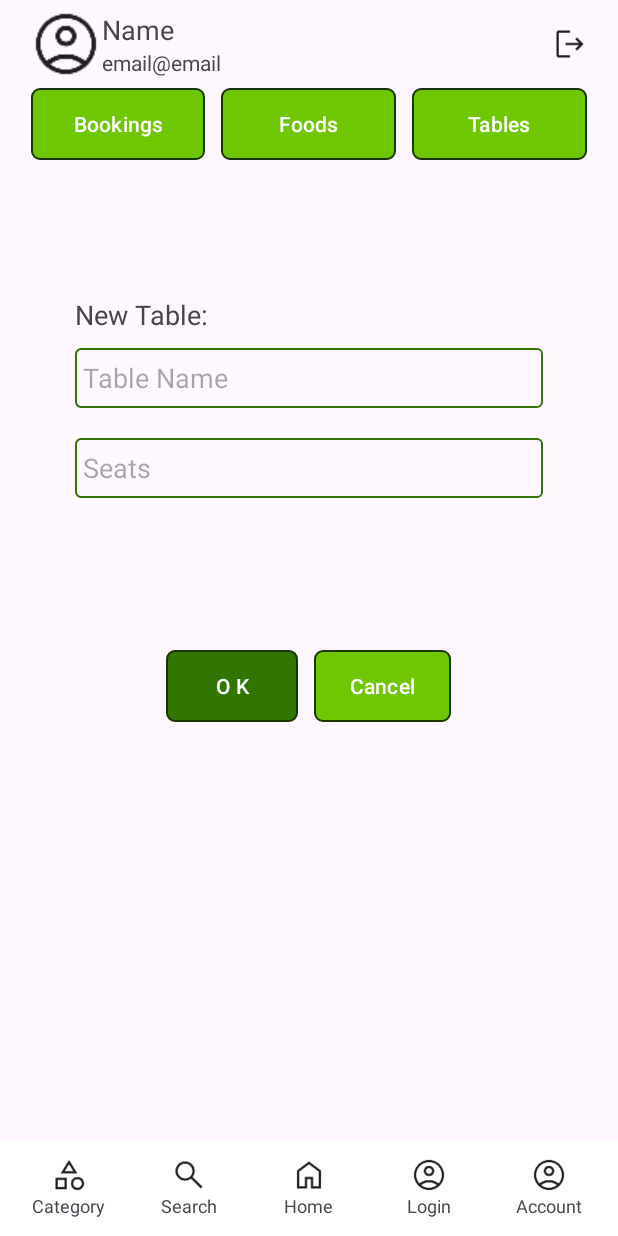
After one commit to nianxiangchuiyan/ISCG7424-Group-Android-, an Android app: the StaffTableAddActivity screen opened directly, with no data from a screen before it, on a phone screen of 412 x 824 dp. The commit adds this screen. Run offline under Robolectric (Android 15) with nearby library versions, the phone set to English and light mode, and no system bars; our stand-ins replace Firebase (no records; nobody signed in at launch, a user with empty details on screens opened directly).

Commit message:
Staff's Add new table

```diff
--- a/app/src/main/AndroidManifest.xml
+++ b/app/src/main/AndroidManifest.xml
@@ -11,6 +11,9 @@
         android:roundIcon="@mipmap/ic_launcher_round"
         android:supportsRtl="true"
         android:theme="@style/Theme.DineCraft">
+        <activity
+            android:name=".staff.StaffTableAddActivity"
+            android:exported="false" />
         <activity
             android:name=".staff.StaffTableDetailActivity"
             android:exported="false" />
--- /dev/null
+++ b/app/src/main/java/com/dinecraft/app/staff/StaffTableAddActivity.java
@@ -0,0 +1,70 @@
+package com.dinecraft.app.staff;
+
+import android.content.Intent;
+import android.os.Bundle;
+import android.widget.Button;
+import android.widget.EditText;
+import android.widget.Toast;
+
+import androidx.activity.EdgeToEdge;
+import androidx.core.graphics.Insets;
+import androidx.core.view.ViewCompat;
+import androidx.core.view.WindowInsetsCompat;
+
+import com.dinecraft.app.BaseActivity;
+import com.dinecraft.app.Config;
+import com.dinecraft.app.R;
+import com.dinecraft.app.Table;
+import com.google.firebase.firestore.FirebaseFirestore;
+
+public class StaffTableAddActivity extends BaseActivity {
+    EditText et_name, et_seats;
+    Button btn_ok, btn_cancel;
+    Table table;
+
+    @Override
+    protected void onCreate(Bundle savedInstanceState) {
+        super.onCreate(savedInstanceState);
+        EdgeToEdge.enable(this);
+        setContentView(R.layout.activity_staff_table_add);
+        ViewCompat.setOnApplyWindowInsetsListener(findViewById(R.id.main), (v, insets) -> {
+            Insets systemBars = insets.getInsets(WindowInsetsCompat.Type.systemBars());
+            v.setPadding(systemBars.left, systemBars.top, systemBars.right, systemBars.bottom);
+            return insets;
+        });
+
+        //Initialize the bottom navigation bar
+        setupBottomNav();
+        setupStaffNav();
+
+        et_name = findViewById(R.id.et_name);
+        et_seats = findViewById(R.id.et_seats);
+        btn_ok = findViewById(R.id.btn_ok);
+        btn_cancel = findViewById(R.id.btn_cancel);
+
+        table = new Table();
+
+        btn_ok.setOnClickListener(v -> {
+            table.setName(et_name.getText().toString());
+            table.setSeat(Integer.parseInt(et_seats.getText().toString()));
+            FirebaseFirestore db = FirebaseFirestore.getInstance();
+            db.collection("tables")
+                    .add(table)
+                    .addOnSuccessListener(documentReference -> {
+                        documentReference.update("id", documentReference.getId());
+                        Config.getInstance().getTableList().add(table);
+                        Toast.makeText(StaffTableAddActivity.this, "Table added", Toast.LENGTH_SHORT).show();
+                        startActivity(new Intent(getApplicationContext(), StaffTableListActivity.class));
+                        finish();
+                    })
+                    .addOnFailureListener(e -> {
+                        Toast.makeText(StaffTableAddActivity.this, "Table add failed", Toast.LENGTH_SHORT).show();
+                    });
+        });
+        btn_cancel.setOnClickListener(v ->{
+            startActivity(new Intent(getApplicationContext(), StaffTableListActivity.class));
+            finish();
+        });
+
+    }
+}
--- a/app/src/main/java/com/dinecraft/app/staff/StaffTableListActivity.java
+++ b/app/src/main/java/com/dinecraft/app/staff/StaffTableListActivity.java
@@ -1,6 +1,8 @@
 package com.dinecraft.app.staff;
 
+import android.content.Intent;
 import android.os.Bundle;
+import android.widget.Button;
 
 import androidx.activity.EdgeToEdge;
 import androidx.appcompat.app.AppCompatActivity;
@@ -21,6 +23,7 @@ public class StaffTableListActivity extends BaseActivity {
     private List<Table> tableList;
     RecyclerView rv;
     TableRVAdapter adapter;
+    Button btn_add;
 
 
     @Override
@@ -43,5 +46,11 @@ public class StaffTableListActivity extends BaseActivity {
         rv.setLayoutManager(new LinearLayoutManager(this));
         adapter = new TableRVAdapter(this, tableList);
         rv.setAdapter(adapter);
+
+        btn_add = findViewById(R.id.btn_add);
+        btn_add.setOnClickListener(v -> {
+            startActivity(new Intent(getApplicationContext(), StaffTableAddActivity.class));
+        });
+
     }
 }
--- /dev/null
+++ b/app/src/main/res/layout/activity_staff_table_add.xml
@@ -0,0 +1,73 @@
+<?xml version="1.0" encoding="utf-8"?>
+<LinearLayout xmlns:android="http://schemas.android.com/apk/res/android"
+    xmlns:app="http://schemas.android.com/apk/res-auto"
+    xmlns:tools="http://schemas.android.com/tools"
+    android:id="@+id/main"
+    android:layout_width="match_parent"
+    android:layout_height="match_parent"
+    android:orientation="vertical"
+    tools:context=".staff.StaffTableAddActivity">
+
+    <!-- Profile -->
+    <include layout="@layout/include_top_profile" />
+    <!-- Menu -->
+    <include layout="@layout/include_staff_nav" />
+
+    <LinearLayout
+        android:layout_width="match_parent"
+        android:layout_height="0dp"
+        android:layout_weight="1"
+        android:orientation="vertical"
+        android:paddingHorizontal="50dp"
+        android:gravity="start|center">
+        <TextView
+            android:layout_width="wrap_content"
+            android:layout_height="wrap_content"
+            android:text="New Table:"
+            android:textSize="18sp"/>
+        <EditText
+            android:id="@+id/et_name"
+            android:layout_width="match_parent"
+            android:layout_height="40dp"
+            android:background="@drawable/border_bg"
+            android:paddingHorizontal="5dp"
+            android:layout_marginVertical="10dp"
+            android:hint="Table Name"/>
+        <EditText
+            android:id="@+id/et_seats"
+            android:layout_width="match_parent"
+            android:layout_height="40dp"
+            android:background="@drawable/border_bg"
+            android:paddingHorizontal="5dp"
+            android:layout_marginVertical="10dp"
+            android:hint="Seats"/>
+    </LinearLayout>
+    <LinearLayout
+        android:layout_width="match_parent"
+        android:layout_height="0dp"
+        android:layout_weight="1"
+        android:orientation="horizontal"
+        android:gravity="center_horizontal">
+        <Button
+            android:id="@+id/btn_ok"
+            android:layout_width="wrap_content"
+            android:layout_height="wrap_content"
+            android:background="@drawable/button_primary"
+            app:backgroundTint="@null"
+            android:layout_marginHorizontal="5dp"
+            android:text="O K"/>
+        <Button
+            android:id="@+id/btn_cancel"
+            android:layout_width="wrap_content"
+            android:layout_height="wrap_content"
+            android:background="@drawable/button_second"
+            app:backgroundTint="@null"
+            android:layout_marginHorizontal="5dp"
+            android:text="Cancel"/>
+    </LinearLayout>
+
+
+    <!-- include bottom nav -->
+    <include layout="@layout/include_bottom_nav" />
+
+</LinearLayout>
--- a/app/src/main/res/layout/activity_staff_table_list.xml
+++ b/app/src/main/res/layout/activity_staff_table_list.xml
@@ -22,6 +22,7 @@
         android:layout_margin="10dp"/>
 
     <Button
+        android:id="@+id/btn_add"
         android:layout_width="wrap_content"
         android:layout_height="wrap_content"
         android:text="Add Table"
--- a/app/src/main/res/layout/cardview_table.xml
+++ b/app/src/main/res/layout/cardview_table.xml
@@ -27,7 +27,7 @@
             />
         <TextView
             android:id="@+id/tv_table_seat"
-            android:layout_width="30dp"
+            android:layout_width="50dp"
             android:layout_height="wrap_content"
             android:text="4"
             android:textSize="20sp"
```
